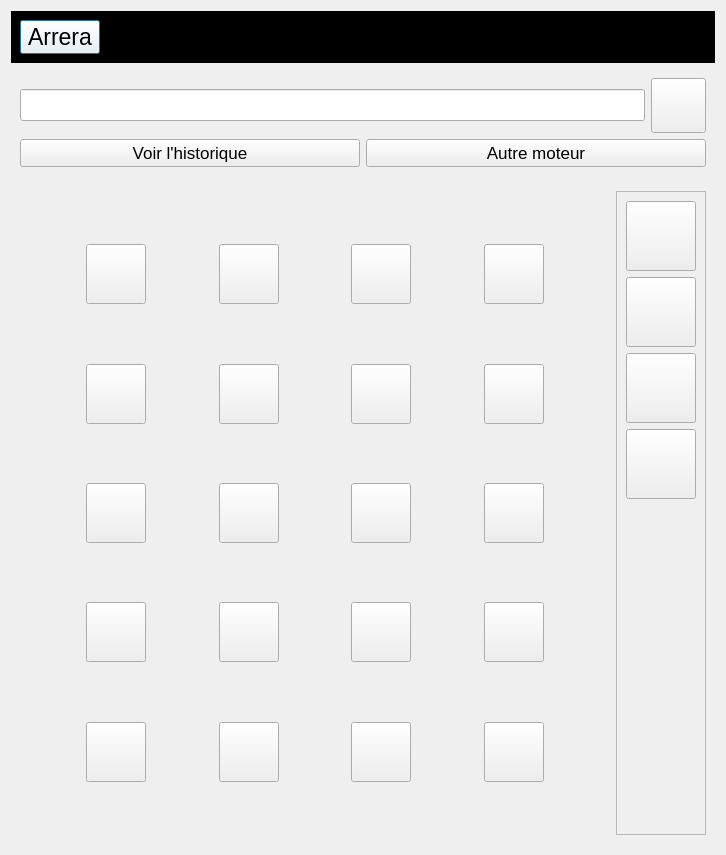
The window that arreraui.ui (Arrera-Software/Arrera-Interface) describes before a commit, drawn with Qt 5.
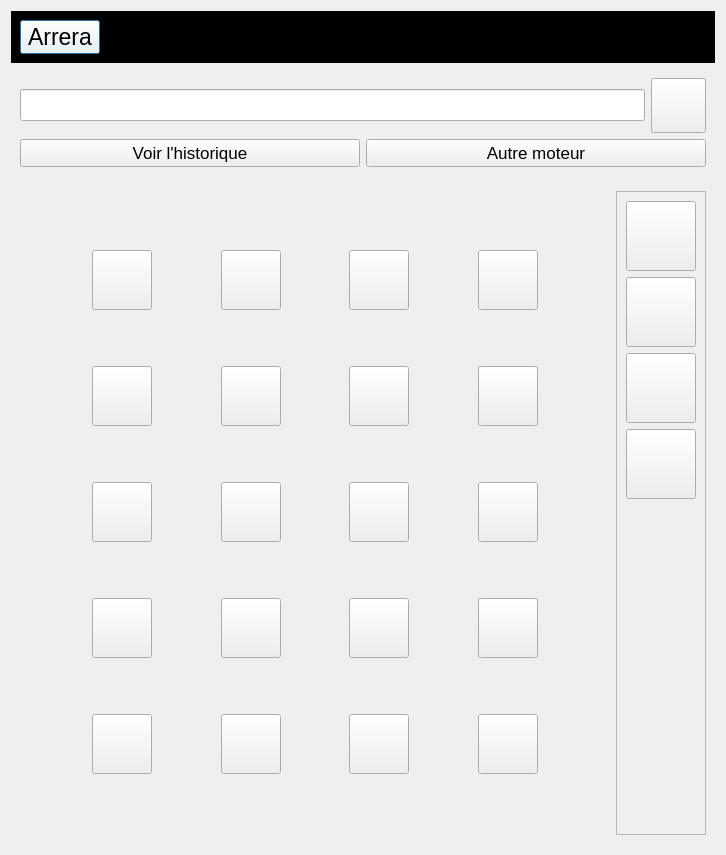
The same window after the commit. Icons and pictures are not drawn.

Commit message: Ajout d'un message si les label ne son pas parametrer

```diff
--- a/arreraui.ui
+++ b/arreraui.ui
@@ -1378,48 +1378,30 @@
      <widget class="QWidget" name="app">
       <layout class="QHBoxLayout" name="horizontalLayout">
        <item>
-        <layout class="QGridLayout" name="gridLayout">
-         <item row="1" column="6">
-          <spacer name="horizontalSpacer_22">
-           <property name="orientation">
-            <enum>Qt::Orientation::Horizontal</enum>
-           </property>
-           <property name="sizeHint" stdset="0">
+        <widget class="QStackedWidget" name="appStaked">
+         <widget class="QWidget" name="AppView">
+          <layout class="QGridLayout" name="gridLayout_4">
+           <item row="0" column="3">
+            <widget class="QPushButton" name="IDC_APP_002">
+             <property name="minimumSize">
             <size>
-             <width>40</width>
-             <height>20</height>
-            </size>
-           </property>
-          </spacer>
-         </item>
-         <item row="1" column="2">
-          <spacer name="horizontalSpacer_20">
-           <property name="orientation">
-            <enum>Qt::Orientation::Horizontal</enum>
-           </property>
-           <property name="sizeHint" stdset="0">
+               <width>60</width>
+               <height>60</height>
+              </size>
+             </property>
+             <property name="maximumSize">
             <size>
-             <width>40</width>
-             <height>20</height>
-            </size>
-           </property>
-          </spacer>
-         </item>
-         <item row="2" column="1">
-          <spacer name="verticalSpacer_8">
-           <property name="orientation">
-            <enum>Qt::Orientation::Vertical</enum>
-           </property>
-           <property name="sizeHint" stdset="0">
-            <size>
-             <width>20</width>
-             <height>40</height>
-            </size>
-           </property>
-          </spacer>
-         </item>
-         <item row="1" column="8">
-          <spacer name="horizontalSpacer_13">
+               <width>60</width>
+               <height>60</height>
+              </size>
+             </property>
+             <property name="text">
+              <string/>
+             </property>
+            </widget>
+           </item>
+           <item row="2" column="4">
+            <spacer name="horizontalSpacer_14">
            <property name="orientation">
             <enum>Qt::Orientation::Horizontal</enum>
            </property>
@@ -1431,20 +1413,26 @@
            </property>
           </spacer>
          </item>
-         <item row="6" column="1">
-          <spacer name="verticalSpacer_10">
-           <property name="orientation">
-            <enum>Qt::Orientation::Vertical</enum>
-           </property>
-           <property name="sizeHint" stdset="0">
+           <item row="4" column="7">
+            <widget class="QPushButton" name="IDC_APP_020">
+             <property name="minimumSize">
+              <size>
+               <width>60</width>
+               <height>60</height>
+              </size>
+             </property>
+             <property name="maximumSize">
             <size>
-             <width>20</width>
-             <height>40</height>
-            </size>
-           </property>
-          </spacer>
-         </item>
-         <item row="1" column="4">
+               <width>60</width>
+               <height>60</height>
+              </size>
+             </property>
+             <property name="text">
+              <string/>
+             </property>
+            </widget>
+           </item>
+           <item row="2" column="6">
           <spacer name="horizontalSpacer_21">
            <property name="orientation">
             <enum>Qt::Orientation::Horizontal</enum>
@@ -1457,59 +1445,64 @@
            </property>
           </spacer>
          </item>
+           <item row="2" column="1">
+            <widget class="QPushButton" name="IDC_APP_009">
+             <property name="minimumSize">
+              <size>
+               <width>60</width>
+               <height>60</height>
+              </size>
+             </property>
+             <property name="maximumSize">
+              <size>
+               <width>60</width>
+               <height>60</height>
+              </size>
+             </property>
+             <property name="text">
+              <string/>
+             </property>
+            </widget>
+           </item>
+           <item row="1" column="5">
+            <widget class="QPushButton" name="IDC_APP_007">
+             <property name="minimumSize">
+              <size>
+               <width>60</width>
+               <height>60</height>
+              </size>
+             </property>
+             <property name="maximumSize">
+              <size>
+               <width>60</width>
+               <height>60</height>
+              </size>
+             </property>
+             <property name="text">
+              <string/>
+             </property>
+            </widget>
+           </item>
+           <item row="4" column="5">
+            <widget class="QPushButton" name="IDC_APP_019">
+             <property name="minimumSize">
+              <size>
+               <width>60</width>
+               <height>60</height>
+              </size>
+             </property>
+             <property name="maximumSize">
+              <size>
+               <width>60</width>
+               <height>60</height>
+              </size>
+             </property>
+             <property name="text">
+              <string/>
+             </property>
+            </widget>
+           </item>
          <item row="0" column="1">
-          <spacer name="verticalSpacer_11">
-           <property name="orientation">
-            <enum>Qt::Orientation::Vertical</enum>
-           </property>
-           <property name="sizeHint" stdset="0">
-            <size>
-             <width>20</width>
-             <height>40</height>
-            </size>
-           </property>
-          </spacer>
-         </item>
-         <item row="1" column="0">
-          <spacer name="horizontalSpacer_14">
-           <property name="orientation">
-            <enum>Qt::Orientation::Horizontal</enum>
-           </property>
-           <property name="sizeHint" stdset="0">
-            <size>
-             <width>40</width>
-             <height>20</height>
-            </size>
-           </property>
-          </spacer>
-         </item>
-         <item row="8" column="1">
-          <spacer name="verticalSpacer_4">
-           <property name="orientation">
-            <enum>Qt::Orientation::Vertical</enum>
-           </property>
-           <property name="sizeHint" stdset="0">
-            <size>
-             <width>20</width>
-             <height>40</height>
-            </size>
-           </property>
-          </spacer>
-         </item>
-         <item row="4" column="1">
-          <spacer name="verticalSpacer_9">
-           <property name="orientation">
-            <enum>Qt::Orientation::Vertical</enum>
-           </property>
-           <property name="sizeHint" stdset="0">
-            <size>
-             <width>20</width>
-             <height>40</height>
-            </size>
-           </property>
-          </spacer>
-         </item>
-         <item row="1" column="1">
           <widget class="QPushButton" name="IDC_APP_001">
            <property name="minimumSize">
             <size>
@@ -1528,116 +1521,8 @@
            </property>
           </widget>
          </item>
-         <item row="10" column="1">
-          <spacer name="verticalSpacer_12">
-           <property name="orientation">
-            <enum>Qt::Orientation::Vertical</enum>
-           </property>
-           <property name="sizeHint" stdset="0">
-            <size>
-             <width>20</width>
-             <height>40</height>
-            </size>
-           </property>
-          </spacer>
-         </item>
-         <item row="1" column="3">
-          <widget class="QPushButton" name="IDC_APP_002">
-           <property name="minimumSize">
-            <size>
-             <width>60</width>
-             <height>60</height>
-            </size>
-           </property>
-           <property name="maximumSize">
-            <size>
-             <width>60</width>
-             <height>60</height>
-            </size>
-           </property>
-           <property name="text">
-            <string/>
-           </property>
-          </widget>
-         </item>
-         <item row="1" column="7">
-          <widget class="QPushButton" name="IDC_APP_004">
-           <property name="minimumSize">
-            <size>
-             <width>60</width>
-             <height>60</height>
-            </size>
-           </property>
-           <property name="maximumSize">
-            <size>
-             <width>60</width>
-             <height>60</height>
-            </size>
-           </property>
-           <property name="text">
-            <string/>
-           </property>
-          </widget>
-         </item>
-         <item row="1" column="5">
-          <widget class="QPushButton" name="IDC_APP_003">
-           <property name="minimumSize">
-            <size>
-             <width>60</width>
-             <height>60</height>
-            </size>
-           </property>
-           <property name="maximumSize">
-            <size>
-             <width>60</width>
-             <height>60</height>
-            </size>
-           </property>
-           <property name="text">
-            <string/>
-           </property>
-          </widget>
-         </item>
-         <item row="3" column="3">
-          <widget class="QPushButton" name="IDC_APP_006">
-           <property name="minimumSize">
-            <size>
-             <width>60</width>
-             <height>60</height>
-            </size>
-           </property>
-           <property name="maximumSize">
-            <size>
-             <width>60</width>
-             <height>60</height>
-            </size>
-           </property>
-           <property name="text">
-            <string/>
-           </property>
-          </widget>
-         </item>
-         <item row="3" column="1">
-          <widget class="QPushButton" name="IDC_APP_005">
-           <property name="minimumSize">
-            <size>
-             <width>60</width>
-             <height>60</height>
-            </size>
-           </property>
-           <property name="maximumSize">
-            <size>
-             <width>60</width>
-             <height>60</height>
-            </size>
-           </property>
-           <property name="text">
-            <string/>
-           </property>
-          </widget>
-         </item>
          <item row="3" column="5">
-          <widget class="QPushButton" name="IDC_APP_007">
+            <widget class="QPushButton" name="IDC_APP_015">
            <property name="minimumSize">
             <size>
              <width>60</width>
@@ -1655,7 +1540,58 @@
            </property>
           </widget>
          </item>
-         <item row="3" column="7">
+           <item row="2" column="3">
+            <widget class="QPushButton" name="IDC_APP_010">
+             <property name="minimumSize">
+              <size>
+               <width>60</width>
+               <height>60</height>
+              </size>
+             </property>
+             <property name="maximumSize">
+              <size>
+               <width>60</width>
+               <height>60</height>
+              </size>
+             </property>
+             <property name="text">
+              <string/>
+             </property>
+            </widget>
+           </item>
+           <item row="2" column="8">
+            <spacer name="horizontalSpacer_22">
+             <property name="orientation">
+              <enum>Qt::Orientation::Horizontal</enum>
+             </property>
+             <property name="sizeHint" stdset="0">
+              <size>
+               <width>40</width>
+               <height>20</height>
+              </size>
+             </property>
+            </spacer>
+           </item>
+           <item row="4" column="3">
+            <widget class="QPushButton" name="IDC_APP_018">
+             <property name="minimumSize">
+              <size>
+               <width>60</width>
+               <height>60</height>
+              </size>
+             </property>
+             <property name="maximumSize">
+              <size>
+               <width>60</width>
+               <height>60</height>
+              </size>
+             </property>
+             <property name="text">
+              <string/>
+             </property>
+            </widget>
+           </item>
+           <item row="1" column="7">
           <widget class="QPushButton" name="IDC_APP_008">
            <property name="minimumSize">
             <size>
@@ -1674,8 +1610,8 @@
            </property>
           </widget>
          </item>
-         <item row="5" column="1">
-          <widget class="QPushButton" name="IDC_APP_009">
+           <item row="3" column="1">
+            <widget class="QPushButton" name="IDC_APP_013">
            <property name="minimumSize">
             <size>
              <width>60</width>
@@ -1693,7 +1629,7 @@
            </property>
           </widget>
          </item>
-         <item row="5" column="5">
+           <item row="2" column="5">
           <widget class="QPushButton" name="IDC_APP_011">
            <property name="minimumSize">
             <size>
@@ -1712,26 +1648,7 @@
            </property>
           </widget>
          </item>
-         <item row="5" column="3">
-          <widget class="QPushButton" name="IDC_APP_010">
-           <property name="minimumSize">
-            <size>
-             <width>60</width>
-             <height>60</height>
-            </size>
-           </property>
-           <property name="maximumSize">
-            <size>
-             <width>60</width>
-             <height>60</height>
-            </size>
-           </property>
-           <property name="text">
-            <string/>
-           </property>
-          </widget>
-         </item>
-         <item row="5" column="7">
+           <item row="2" column="7">
           <widget class="QPushButton" name="IDC_APP_012">
            <property name="minimumSize">
             <size>
@@ -1750,26 +1667,7 @@
            </property>
           </widget>
          </item>
-         <item row="7" column="1">
-          <widget class="QPushButton" name="IDC_APP_013">
-           <property name="minimumSize">
-            <size>
-             <width>60</width>
-             <height>60</height>
-            </size>
-           </property>
-           <property name="maximumSize">
-            <size>
-             <width>60</width>
-             <height>60</height>
-            </size>
-           </property>
-           <property name="text">
-            <string/>
-           </property>
-          </widget>
-         </item>
-         <item row="7" column="3">
+           <item row="3" column="3">
           <widget class="QPushButton" name="IDC_APP_014">
            <property name="minimumSize">
             <size>
@@ -1788,8 +1686,8 @@
            </property>
           </widget>
          </item>
-         <item row="7" column="5">
-          <widget class="QPushButton" name="IDC_APP_015">
+           <item row="1" column="1">
+            <widget class="QPushButton" name="IDC_APP_005">
            <property name="minimumSize">
             <size>
              <width>60</width>
@@ -1807,7 +1705,45 @@
            </property>
           </widget>
          </item>
-         <item row="7" column="7">
+           <item row="1" column="3">
+            <widget class="QPushButton" name="IDC_APP_006">
+             <property name="minimumSize">
+              <size>
+               <width>60</width>
+               <height>60</height>
+              </size>
+             </property>
+             <property name="maximumSize">
+              <size>
+               <width>60</width>
+               <height>60</height>
+              </size>
+             </property>
+             <property name="text">
+              <string/>
+             </property>
+            </widget>
+           </item>
+           <item row="0" column="5">
+            <widget class="QPushButton" name="IDC_APP_003">
+             <property name="minimumSize">
+              <size>
+               <width>60</width>
+               <height>60</height>
+              </size>
+             </property>
+             <property name="maximumSize">
+              <size>
+               <width>60</width>
+               <height>60</height>
+              </size>
+             </property>
+             <property name="text">
+              <string/>
+             </property>
+            </widget>
+           </item>
+           <item row="3" column="7">
           <widget class="QPushButton" name="IDC_APP_016">
            <property name="minimumSize">
             <size>
@@ -1826,45 +1762,7 @@
            </property>
           </widget>
          </item>
-         <item row="9" column="5">
-          <widget class="QPushButton" name="IDC_APP_019">
-           <property name="minimumSize">
-            <size>
-             <width>60</width>
-             <height>60</height>
-            </size>
-           </property>
-           <property name="maximumSize">
-            <size>
-             <width>60</width>
-             <height>60</height>
-            </size>
-           </property>
-           <property name="text">
-            <string/>
-           </property>
-          </widget>
-         </item>
-         <item row="9" column="3">
-          <widget class="QPushButton" name="IDC_APP_018">
-           <property name="minimumSize">
-            <size>
-             <width>60</width>
-             <height>60</height>
-            </size>
-           </property>
-           <property name="maximumSize">
-            <size>
-             <width>60</width>
-             <height>60</height>
-            </size>
-           </property>
-           <property name="text">
-            <string/>
-           </property>
-          </widget>
-         </item>
-         <item row="9" column="1">
+           <item row="4" column="1">
           <widget class="QPushButton" name="IDC_APP_017">
            <property name="minimumSize">
             <size>
@@ -1883,8 +1781,8 @@
            </property>
           </widget>
          </item>
-         <item row="9" column="7">
-          <widget class="QPushButton" name="IDC_APP_020">
+           <item row="0" column="7">
+            <widget class="QPushButton" name="IDC_APP_004">
            <property name="minimumSize">
             <size>
              <width>60</width>
@@ -1902,7 +1800,52 @@
            </property>
           </widget>
          </item>
-        </layout>
+           <item row="2" column="2">
+            <spacer name="horizontalSpacer_13">
+             <property name="orientation">
+              <enum>Qt::Orientation::Horizontal</enum>
+             </property>
+             <property name="sizeHint" stdset="0">
+              <size>
+               <width>40</width>
+               <height>20</height>
+              </size>
+             </property>
+            </spacer>
+           </item>
+           <item row="2" column="0">
+            <spacer name="horizontalSpacer_20">
+             <property name="orientation">
+              <enum>Qt::Orientation::Horizontal</enum>
+             </property>
+             <property name="sizeHint" stdset="0">
+              <size>
+               <width>40</width>
+               <height>20</height>
+              </size>
+             </property>
+            </spacer>
+           </item>
+          </layout>
+         </widget>
+         <widget class="QWidget" name="NoApp">
+          <layout class="QVBoxLayout" name="verticalLayout_12">
+           <item>
+            <widget class="QLabel" name="LINCNOAPP">
+             <property name="font">
+              <font>
+               <pointsize>15</pointsize>
+               <bold>true</bold>
+              </font>
+             </property>
+             <property name="text">
+              <string>Il n'y a aucune application enregistrée dans Arrera I2025.</string>
+             </property>
+            </widget>
+           </item>
+          </layout>
+         </widget>
+        </widget>
        </item>
        <item>
         <widget class="QFrame" name="FBUREAUTIQUEAPP">
```
Lines whose indentation alone changed are shown as unchanged. The commit also changes 4 other files.
